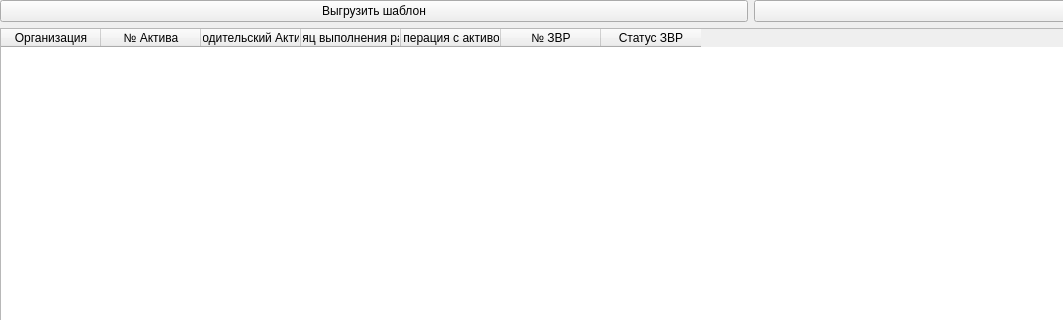
This is interface/Annual_volume_planning.ui in Graf35/Planning-project as Qt 5 draws it before an edit; both pictures show x 0 to 1063 and y 0 to 320 of the 1500 by 639 pixel window. The edited form follows.
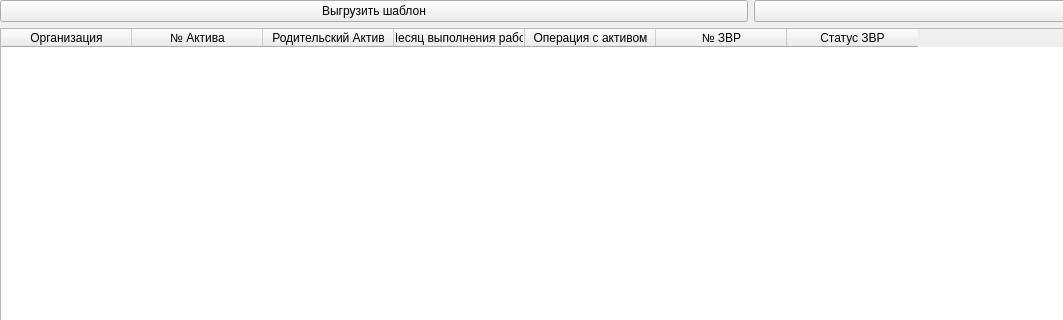
This is the edited form.

```diff
--- a/interface/Annual_volume_planning.ui
+++ b/interface/Annual_volume_planning.ui
@@ -92,6 +92,9 @@
        <property name="columnCount">
         <number>7</number>
        </property>
+       <attribute name="horizontalHeaderDefaultSectionSize">
+        <number>131</number>
+       </attribute>
        <column>
         <property name="text">
          <string>Организация</string>
```
